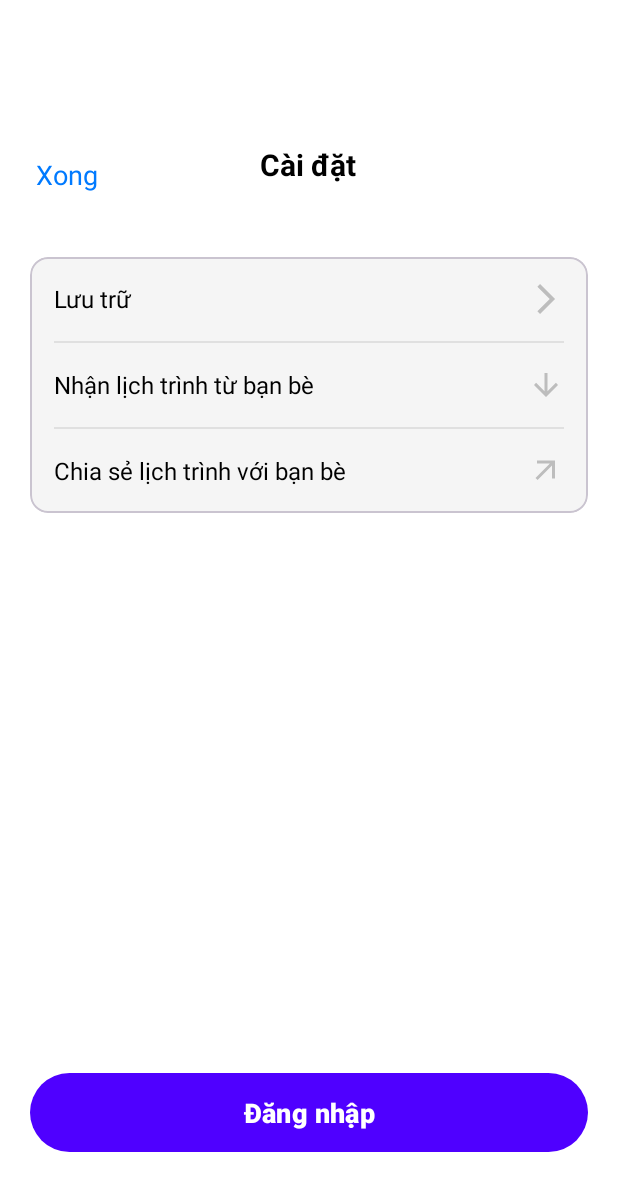
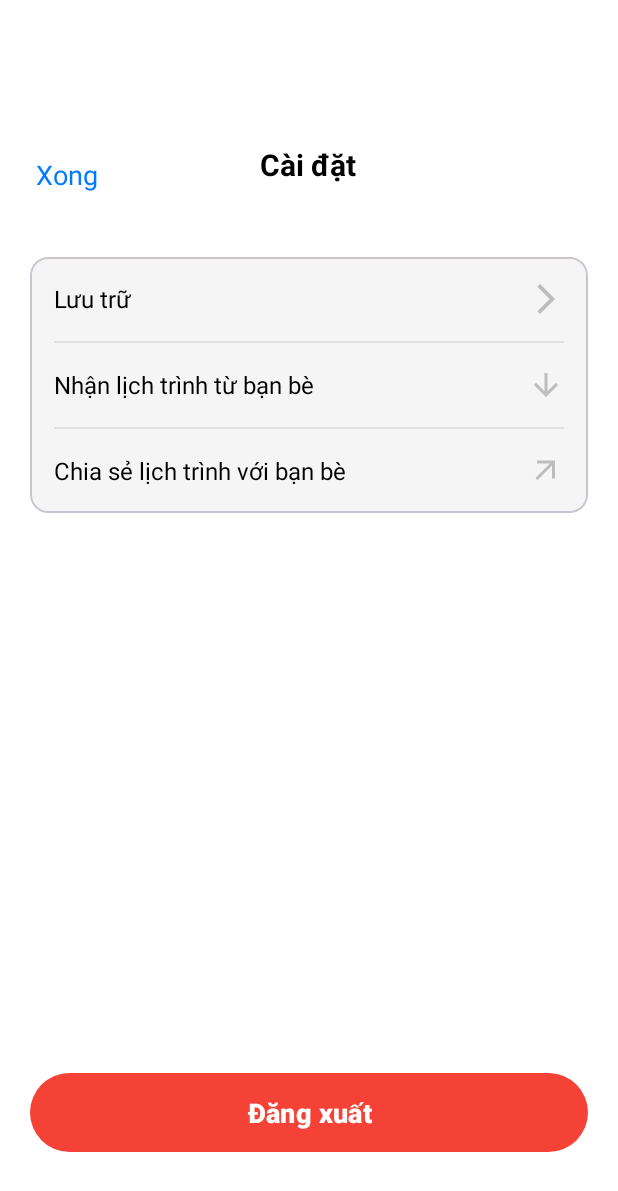
Before and after one commit to PhamNhat2518/android-task-scheduler, an Android app: the SettingsActivity screen opened directly, with no data from a screen before it, on a phone screen of 412 x 824 dp. Shown: the top 1191 px of the screen. Run offline under Robolectric (Android 15) with nearby library versions, the phone set to English and light mode, and no system bars; our stand-ins replace Firebase (no records; nobody signed in at launch, a user with empty details on screens opened directly).

Commit message:
Hoàn thành chức năng đăng xuất

```diff
--- a/app/src/main/java/vn/edu/tlu/appquanlylichtrinh/controller/SettingsActivity.java
+++ b/app/src/main/java/vn/edu/tlu/appquanlylichtrinh/controller/SettingsActivity.java
@@ -1,49 +1,113 @@
-package vn.edu.tlu.appquanlylichtrinh.controller; // <-- Thay bằng package của bạn
+package vn.edu.tlu.appquanlylichtrinh.controller;
 
 import android.content.Intent;
+import android.graphics.Color;
 import android.os.Bundle;
 import android.view.View;
 import android.widget.TextView;
-
+import android.widget.Toast;
 import androidx.appcompat.app.AppCompatActivity;
-import com.google.android.material.button.MaterialButton; // QUAN TRỌNG: Thêm import này
+import com.google.android.material.button.MaterialButton;
+import com.google.firebase.auth.FirebaseAuth;
+import com.google.firebase.auth.FirebaseUser;
 
 import vn.edu.tlu.appquanlylichtrinh.R;
 
 public class SettingsActivity extends AppCompatActivity {
+
+    // --- Khai báo View và Firebase ---
     private TextView tvDone;
+    private MaterialButton btnAuthAction; // Đổi tên biến cho chung chung hơn
+    private FirebaseAuth mAuth;
 
     @Override
     protected void onCreate(Bundle savedInstanceState) {
         super.onCreate(savedInstanceState);
         setContentView(R.layout.activity_settings);
 
-        // --- BẮT ĐẦU PHẦN CODE CẦN THÊM ---
+        // Khởi tạo Firebase Auth
+        mAuth = FirebaseAuth.getInstance();
 
-        // 1. Ánh xạ (tìm) nút Đăng nhập từ file XML qua ID của nó
-        MaterialButton btnLogin = findViewById(R.id.btnLogin);
+        // Ánh xạ View
+        btnAuthAction = findViewById(R.id.btnLogin); // Vẫn dùng ID cũ là btnLogin
         tvDone = findViewById(R.id.tvDone);
-        // 2. Đặt sự kiện lắng nghe khi người dùng nhấp vào nút Đăng nhập
-        btnLogin.setOnClickListener(new View.OnClickListener() {
-            @Override
-            public void onClick(View v) {
-                // Khi nút được nhấn, gọi hàm để chuyển sang màn hình Đăng nhập
-                goToLoginActivity();
-            }
-        });
-        tvDone.setOnClickListener(v -> {
-            // Đơn giản là đóng màn hình hiện tại lại
-            finish();
-        });
 
-        // --- KẾT THÚC PHẦN CODE CẦN THÊM ---
+        // Thiết lập sự kiện click cho nút "Xong"
+        tvDone.setOnClickListener(v -> finish());
     }
 
-    // Hàm riêng để xử lý việc chuyển màn hình, giúp code gọn gàng hơn
+    // --- PHƯƠNG THỨC QUAN TRỌNG: onStart() ---
+    // onStart() được gọi mỗi khi người dùng quay lại màn hình này,
+    // đảm bảo giao diện luôn được cập nhật đúng trạng thái.
+    @Override
+    protected void onStart() {
+        super.onStart();
+        // Kiểm tra trạng thái đăng nhập và cập nhật giao diện
+        updateUI();
+    }
+
+    /**
+     * Kiểm tra trạng thái đăng nhập của người dùng và cập nhật giao diện (nút bấm).
+     */
+    private void updateUI() {
+        FirebaseUser currentUser = mAuth.getCurrentUser();
+
+        if (currentUser != null) {
+            // --- TRƯỜNG HỢP: NGƯỜI DÙNG ĐÃ ĐĂNG NHẬP ---
+            // Đổi chữ trên nút thành "Đăng xuất"
+            btnAuthAction.setText("Đăng xuất");
+            // Đổi màu nút thành màu đỏ
+            btnAuthAction.setBackgroundColor(Color.parseColor("#F44336"));
+
+            // Thiết lập sự kiện click để thực hiện ĐĂNG XUẤT
+            btnAuthAction.setOnClickListener(v -> showLogoutConfirmationDialog());
+
+        } else {
+            // --- TRƯỜNG HỢP: NGƯỜI DÙNG CHƯA ĐĂNG NHẬP ---
+            // Đổi chữ trên nút thành "Đăng nhập"
+            btnAuthAction.setText("Đăng nhập");
+            // Đổi màu nút về màu xanh/tím ban đầu
+            btnAuthAction.setBackgroundColor(Color.parseColor("#4F00FF"));
+
+            // Thiết lập sự kiện click để thực hiện ĐĂNG NHẬP
+            btnAuthAction.setOnClickListener(v -> goToLoginActivity());
+        }
+    }
+
+    /**
+     * Hiển thị hộp thoại xác nhận trước khi đăng xuất.
+     */
+    private void showLogoutConfirmationDialog() {
+        new androidx.appcompat.app.AlertDialog.Builder(this)
+                .setTitle("Xác nhận đăng xuất")
+                .setMessage("Bạn có chắc chắn muốn đăng xuất không?")
+                .setPositiveButton("Đăng xuất", (dialog, which) -> {
+                    // Nếu người dùng chọn "Đăng xuất", thực hiện đăng xuất
+                    performLogout();
+                })
+                .setNegativeButton("Hủy bỏ", null)
+                .show();
+    }
+
+    /**
+     * Thực hiện đăng xuất khỏi Firebase và chuyển về màn hình Login.
+     */
+    private void performLogout() {
+        mAuth.signOut(); // Dòng code chính để đăng xuất
+        Toast.makeText(this, "Đã đăng xuất", Toast.LENGTH_SHORT).show();
+
+        // Sau khi đăng xuất, quay về màn hình Login và xóa hết các màn hình cũ
+        Intent intent = new Intent(SettingsActivity.this, LoginActivity.class);
+        intent.setFlags(Intent.FLAG_ACTIVITY_NEW_TASK | Intent.FLAG_ACTIVITY_CLEAR_TASK);
+        startActivity(intent);
+        finish(); // Đóng cả SettingsActivity
+    }
+
+    /**
+     * Chuyển đến màn hình Login.
+     */
     private void goToLoginActivity() {
-        // Tạo một "ý định" (Intent) để mở LoginActivity
         Intent intent = new Intent(SettingsActivity.this, LoginActivity.class);
-        // Bắt đầu Activity mới
         startActivity(intent);
     }
 }
```
